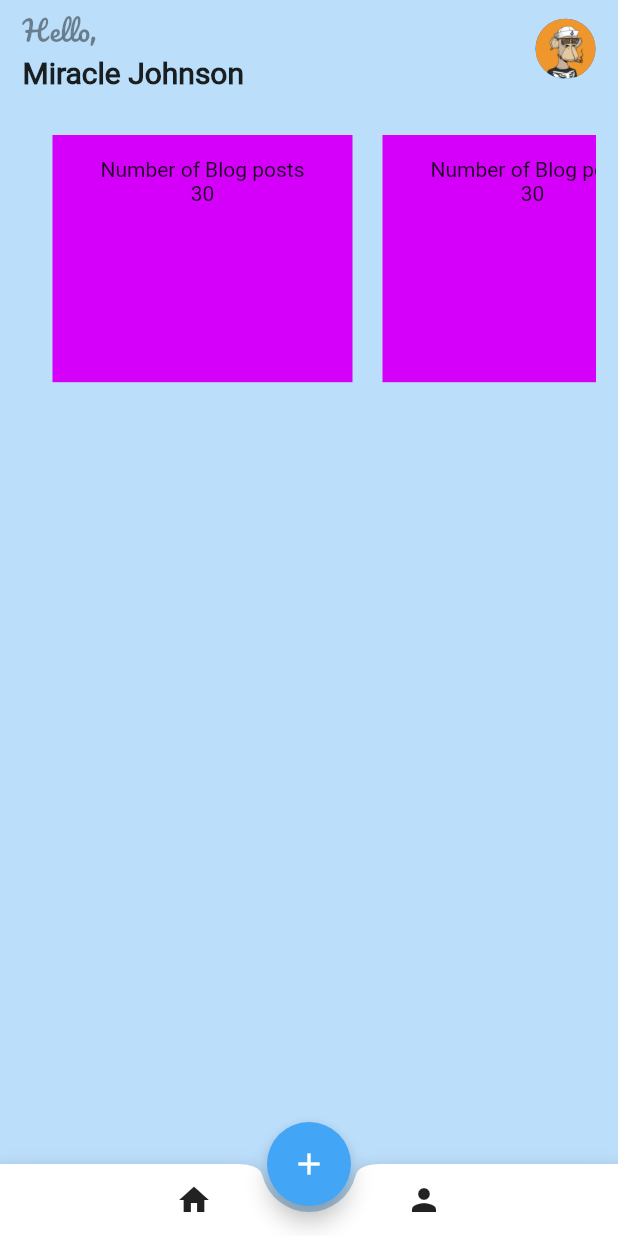
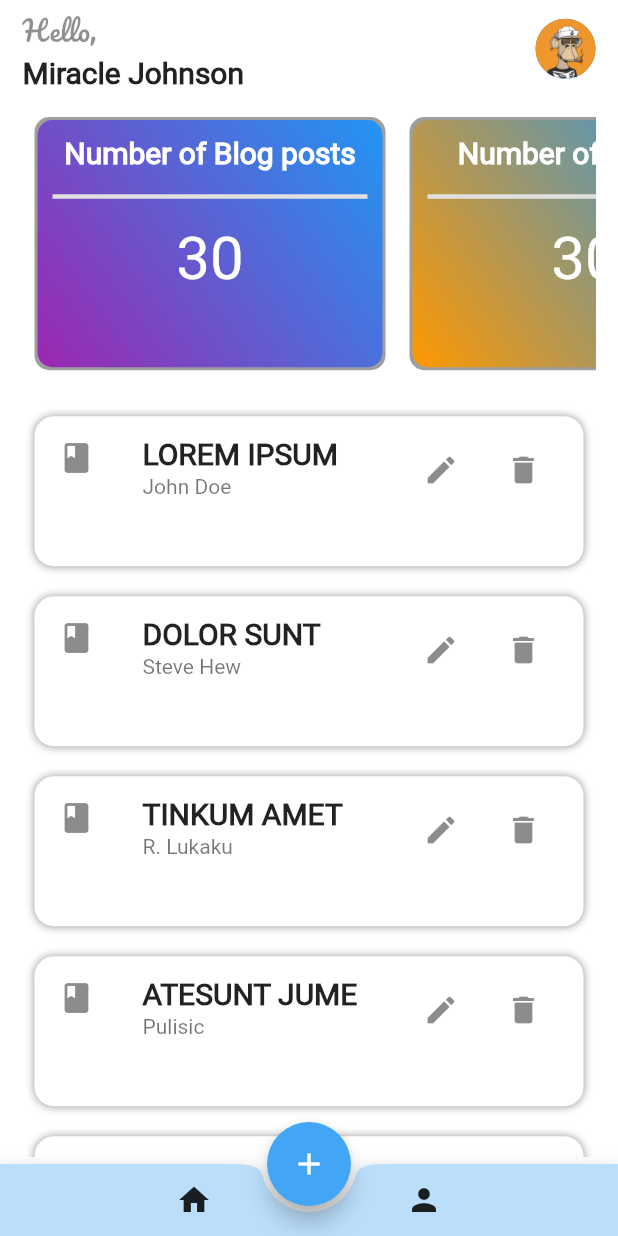
Before and after one commit to vincentgeorge35/Blog, a Flutter app: the Dashboard screen opened by its route, on a phone screen of 412 x 824 dp. Run offline on Flutter 3.47's test engine with Material 2 defaults, Android fonts, the phone set to English and light mode, and no system bars; our stand-ins replace flutter_spinkit, flutter_svg, font_awesome_flutter.

Commit message:
new commit

```diff
--- a/Blog-Project/mobile/blog_app/lib/models/Post.dart
+++ b/Blog-Project/mobile/blog_app/lib/models/Post.dart
@@ -42,4 +42,18 @@ List<Post> posts = [
       title: 'Atesunt Jume',
       body:
           'To raise African women to be passionate about their dreams and to fulfill their dreams regardless of their past, their current challenges or any form of pressure they are faced with.'),
+  Post(
+      id: 5,
+      author: 'Chelsea',
+      date: DateTime.now(),
+      title: 'Atesunt Jume',
+      body:
+          'To raise African women to be passionate about their dreams and to fulfill their dreams regardless of their past, their current challenges or any form of pressure they are faced with.'),
+  Post(
+      id: 6,
+      author: 'Man City',
+      date: DateTime.now(),
+      title: 'Atesunt Jume',
+      body:
+          'To raise African women to be passionate about their dreams and to fulfill their dreams regardless of their past, their current challenges or any form of pressure they are faced with.'),
 ];
--- a/Blog-Project/mobile/blog_app/lib/screens/auth/components/auth_body.dart
+++ b/Blog-Project/mobile/blog_app/lib/screens/auth/components/auth_body.dart
@@ -52,7 +52,7 @@ class AuthBody extends StatelessWidget {
           TextButton(
               style: ButtonStyle(),
               onPressed: () {
-                Navigator.pushNamed(context, '/dashboard');
+                Navigator.popAndPushNamed(context, '/dashboard');
               },
               child: Text('LOGIN')),
         ],
--- a/Blog-Project/mobile/blog_app/lib/screens/dashboard/components/information_scroller.dart
+++ b/Blog-Project/mobile/blog_app/lib/screens/dashboard/components/information_scroller.dart
@@ -10,42 +10,126 @@ class InformationScroller extends StatefulWidget {
 class _InformationScrollerState extends State<InformationScroller> {
   @override
   Widget build(BuildContext context) {
-    final infoHeight = MediaQuery.of(context).size.height;
+    Size size = MediaQuery.of(context).size;
 
     return SingleChildScrollView(
       physics: BouncingScrollPhysics(),
       scrollDirection: Axis.horizontal,
       child: Container(
-        margin: const EdgeInsets.symmetric(horizontal: 20, vertical: 20),
+        margin: const EdgeInsets.symmetric(horizontal: 10, vertical: 10),
+        child: FittedBox(
+          fit: BoxFit.fill,
+          alignment: Alignment.topCenter,
           child: Row(
             children: [
               Container(
-              width: 200,
+                width: 230,
                 margin: EdgeInsets.only(right: 20),
-              height: infoHeight * 0.2,
-              decoration: BoxDecoration(color: Colors.purpleAccent[400]),
+                height: size.height * 0.2,
+                decoration: BoxDecoration(
+                    color: Colors.purpleAccent[400],
+                    borderRadius: BorderRadius.circular(10),
+                    boxShadow: [
+                      BoxShadow(color: Colors.grey, spreadRadius: 2),
+                    ],
+                    gradient: LinearGradient(
+                      begin: Alignment.topRight,
+                      end: Alignment.bottomLeft,
+                      colors: [
+                        Colors.blue,
+                        Colors.purple,
+                      ],
+                    )),
                 child: Padding(
-                padding: EdgeInsets.all(15),
+                  padding: EdgeInsets.all(10),
                   child: Column(
-                  children: [Text('Number of Blog posts'), Text('30')],
+                    children: [
+                      Text(
+                        'Number of Blog posts',
+                        style: TextStyle(
+                            color: Colors.white,
+                            fontSize: 20,
+                            fontFamily: 'Roboto',
+                            fontWeight: FontWeight.bold),
                       ),
+                      SizedBox(
+                        height: 10,
                       ),
+                      Divider(
+                        thickness: 3,
+                        color: Colors.grey[300],
                       ),
-            Container(
-              width: 200,
-              margin: EdgeInsets.only(right: 20),
-              height: infoHeight * 0.2,
-              decoration: BoxDecoration(color: Colors.purpleAccent[400]),
-              child: Padding(
-                padding: EdgeInsets.all(15),
-                child: Column(
-                  children: [Text('Number of Blog posts'), Text('30')],
+                      SizedBox(
+                        height: 10,
                       ),
+                      Text(
+                        '30',
+                        style: TextStyle(
+                          color: Colors.white,
+                          fontFamily: 'Roboto',
+                          fontSize: 40,
                         ),
                       )
                     ],
                   ),
                 ),
+              ),
+              Container(
+                width: 230,
+                margin: EdgeInsets.only(right: 20),
+                height: size.height * 0.2,
+                decoration: BoxDecoration(
+                    color: Colors.purpleAccent[400],
+                    borderRadius: BorderRadius.circular(10),
+                    boxShadow: [
+                      BoxShadow(color: Colors.grey, spreadRadius: 2),
+                    ],
+                    gradient: LinearGradient(
+                      begin: Alignment.topRight,
+                      end: Alignment.bottomLeft,
+                      colors: [
+                        Colors.blue,
+                        Colors.orange,
+                      ],
+                    )),
+                child: Padding(
+                  padding: EdgeInsets.all(10),
+                  child: Column(
+                    children: [
+                      Text(
+                        'Number of Authors',
+                        style: TextStyle(
+                            color: Colors.white,
+                            fontSize: 20,
+                            fontFamily: 'Roboto',
+                            fontWeight: FontWeight.bold),
+                      ),
+                      SizedBox(
+                        height: 10,
+                      ),
+                      Divider(
+                        thickness: 3,
+                        color: Colors.grey[300],
+                      ),
+                      SizedBox(
+                        height: 10,
+                      ),
+                      Text(
+                        '30',
+                        style: TextStyle(
+                          color: Colors.white,
+                          fontFamily: 'Roboto',
+                          fontSize: 40,
+                        ),
+                      )
+                    ],
+                  ),
+                ),
+              ),
+            ],
+          ),
+        ),
+      ),
     );
   }
 }
--- /dev/null
+++ b/Blog-Project/mobile/blog_app/lib/screens/dashboard/components/list_of_posts.dart
@@ -0,0 +1,48 @@
+import 'package:flutter/material.dart';
+import 'package:blog_app/models/Post.dart';
+
+class ListOfPosts extends StatelessWidget {
+  final Post post;
+  const ListOfPosts({Key? key, required this.post}) : super(key: key);
+
+  @override
+  Widget build(BuildContext context) {
+    return Padding(
+      padding: const EdgeInsets.symmetric(horizontal: 8.0),
+      child: Container(
+        height: 100,
+        margin: const EdgeInsets.symmetric(vertical: 10),
+        decoration: BoxDecoration(
+          borderRadius: BorderRadius.all(Radius.circular(13)),
+          boxShadow: [
+            BoxShadow(color: Colors.black.withAlpha(100), blurRadius: 4.0)
+          ],
+          color: Colors.white,
+        ),
+        child: ListTile(
+          leading: Icon(Icons.book),
+          title: Text(
+            (post.title).toUpperCase(),
+            style: TextStyle(
+                fontFamily: 'Roboto',
+                fontSize: 20,
+                fontWeight: FontWeight.bold,
+                overflow: TextOverflow.ellipsis),
+          ),
+          subtitle: Text(post.author),
+          trailing: Wrap(
+            spacing: 7,
+            children: [
+              IconButton(
+                  onPressed: () {
+                    Navigator.pushNamed(context, '/edit_post');
+                  },
+                  icon: Icon(Icons.edit)),
+              IconButton(onPressed: () {}, icon: Icon(Icons.delete)),
+            ],
+          ),
+        ),
+      ),
+    );
+  }
+}
--- a/Blog-Project/mobile/blog_app/lib/screens/dashboard/dashboard.dart
+++ b/Blog-Project/mobile/blog_app/lib/screens/dashboard/dashboard.dart
@@ -1,7 +1,9 @@
+import 'package:blog_app/screens/dashboard/components/list_of_posts.dart';
 import 'package:flutter/material.dart';
 import 'package:blog_app/shared/constants.dart';
 import 'package:blog_app/screens/dashboard/components/top_app_bar.dart';
 import 'package:blog_app/screens/dashboard/components/information_scroller.dart';
+import 'package:blog_app/models/Post.dart';
 
 class Dashboard extends StatefulWidget {
   const Dashboard({Key? key}) : super(key: key);
@@ -11,10 +13,26 @@ class Dashboard extends StatefulWidget {
 }
 
 class _DashboardState extends State<Dashboard> {
+  ScrollController controller = ScrollController();
+  bool closeTopContainer = false;
+
+  @override
+  void initState() {
+    super.initState();
+    //handle scrolling event
+    controller.addListener(() {
+      setState(() {
+        closeTopContainer = controller.offset > 50;
+      });
+    });
+  }
+
   @override
   Widget build(BuildContext context) {
+    Size size = MediaQuery.of(context).size;
+
     return Scaffold(
-        backgroundColor: bgColor,
+        backgroundColor: Colors.white,
         body: SafeArea(
           child: Padding(
             padding: const EdgeInsets.symmetric(horizontal: 15, vertical: 5),
@@ -25,19 +43,38 @@ class _DashboardState extends State<Dashboard> {
                 SizedBox(
                   height: 10,
                 ),
-                InformationScroller(),
+                AnimatedContainer(
+                    width: size.width,
+                    duration: const Duration(milliseconds: 400),
+                    alignment: Alignment.topCenter,
+                    height: closeTopContainer ? 0 : size.height * 0.23,
+                    child: InformationScroller()),
+                SizedBox(
+                  height: 8,
+                ),
+                Expanded(
+                    child: ListView.builder(
+                        controller: controller,
+                        itemCount: posts.length,
+                        physics: BouncingScrollPhysics(),
+                        itemBuilder: (context, index) {
+                          return ListOfPosts(post: posts[index]);
+                        }))
               ],
             ),
           ),
         ),
         floatingActionButtonLocation: FloatingActionButtonLocation.centerDocked,
         floatingActionButton: FloatingActionButton(
-          onPressed: () {},
+          onPressed: () {
+            Navigator.pushNamed(context, "/create_post");
+          },
           backgroundColor: primaryColor,
           tooltip: 'Create Blog',
           child: Icon(Icons.add),
         ),
         bottomNavigationBar: BottomAppBar(
+          color: bgColor,
           shape: CircularNotchedRectangle(),
           child: Row(
             mainAxisAlignment: MainAxisAlignment.spaceEvenly,
```
Also changed, not shown: Blog-Project/mobile/blog_app/lib/main.dart (+6 -2 lines), Blog-Project/mobile/blog_app/lib/screens/dashboard/components/create_post.dart (added, +103 -0 lines), Blog-Project/mobile/blog_app/lib/screens/dashboard/components/edit_post.dart (added, +105 -0 lines). Lines whose indentation alone changed are shown as unchanged.
